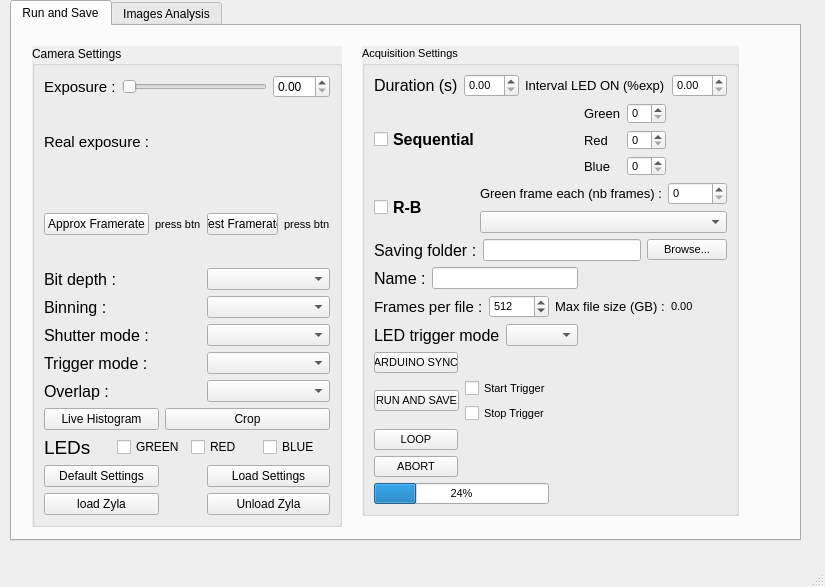
Above: isoi_window_V2.ui from JohnstonLab/OMMI before the change. Below: the same form after it.
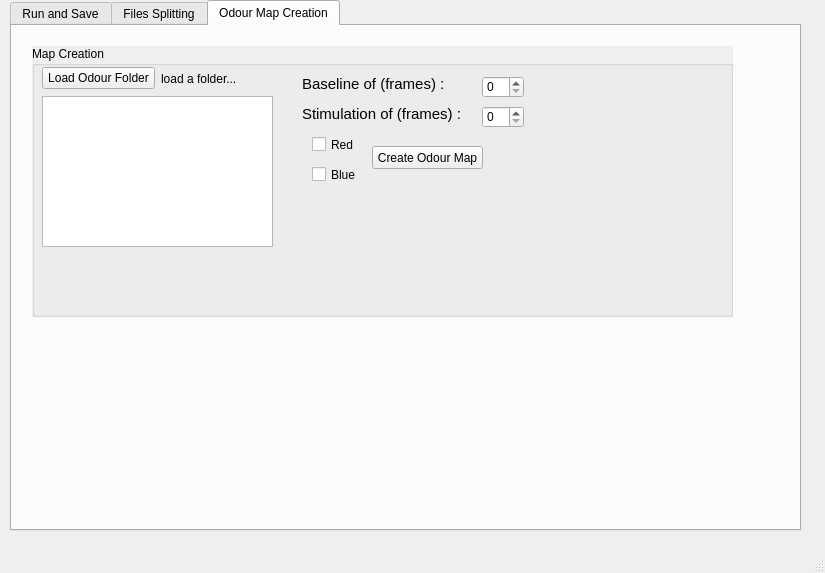
That is the form after the change. The open tabs and pages were chosen to show the change.

Commit message: OdourMap class added

Patch:
```diff
--- a/isoi_window_V2.ui
+++ b/isoi_window_V2.ui
@@ -7,7 +7,7 @@
     <x>0</x>
     <y>0</y>
     <width>825</width>
-    <height>587</height>
+    <height>573</height>
    </rect>
   </property>
   <property name="windowTitle">
@@ -20,7 +20,7 @@
       <x>10</x>
       <y>0</y>
       <width>791</width>
-      <height>541</height>
+      <height>531</height>
      </rect>
     </property>
     <property name="currentIndex">
@@ -673,7 +673,7 @@
     </widget>
     <widget class="QWidget" name="tab_2">
      <attribute name="title">
-      <string>Images Analysis</string>
+      <string>Files Splitting</string>
      </attribute>
      <widget class="QGroupBox" name="groupBox_3">
       <property name="geometry">
@@ -855,6 +855,158 @@
       </widget>
      </widget>
     </widget>
+    <widget class="QWidget" name="tab_3">
+     <attribute name="title">
+      <string>Odour Map Creation</string>
+     </attribute>
+     <widget class="QGroupBox" name="groupBox_5">
+      <property name="geometry">
+       <rect>
+        <x>20</x>
+        <y>20</y>
+        <width>701</width>
+        <height>271</height>
+       </rect>
+      </property>
+      <property name="autoFillBackground">
+       <bool>true</bool>
+      </property>
+      <property name="title">
+       <string>Map Creation</string>
+      </property>
+      <widget class="QListWidget" name="splittedChannelsList">
+       <property name="geometry">
+        <rect>
+         <x>10</x>
+         <y>50</y>
+         <width>231</width>
+         <height>151</height>
+        </rect>
+       </property>
+      </widget>
+      <widget class="QLabel" name="label">
+       <property name="geometry">
+        <rect>
+         <x>270</x>
+         <y>30</y>
+         <width>151</width>
+         <height>16</height>
+        </rect>
+       </property>
+       <property name="font">
+        <font>
+         <pointsize>11</pointsize>
+        </font>
+       </property>
+       <property name="text">
+        <string>Baseline of (frames) :</string>
+       </property>
+      </widget>
+      <widget class="QSpinBox" name="baselineLength">
+       <property name="geometry">
+        <rect>
+         <x>450</x>
+         <y>30</y>
+         <width>42</width>
+         <height>22</height>
+        </rect>
+       </property>
+      </widget>
+      <widget class="QLabel" name="label_5">
+       <property name="geometry">
+        <rect>
+         <x>270</x>
+         <y>60</y>
+         <width>171</width>
+         <height>16</height>
+        </rect>
+       </property>
+       <property name="font">
+        <font>
+         <pointsize>11</pointsize>
+        </font>
+       </property>
+       <property name="text">
+        <string>Stimulation of (frames) :</string>
+       </property>
+      </widget>
+      <widget class="QSpinBox" name="stimLength">
+       <property name="geometry">
+        <rect>
+         <x>450</x>
+         <y>60</y>
+         <width>42</width>
+         <height>22</height>
+        </rect>
+       </property>
+      </widget>
+      <widget class="QCheckBox" name="redProcess">
+       <property name="geometry">
+        <rect>
+         <x>280</x>
+         <y>90</y>
+         <width>70</width>
+         <height>17</height>
+        </rect>
+       </property>
+       <property name="text">
+        <string>Red</string>
+       </property>
+      </widget>
+      <widget class="QCheckBox" name="blueProcess">
+       <property name="geometry">
+        <rect>
+         <x>280</x>
+         <y>120</y>
+         <width>70</width>
+         <height>17</height>
+        </rect>
+       </property>
+       <property name="text">
+        <string>Blue</string>
+       </property>
+      </widget>
+      <widget class="QPushButton" name="mapBtn">
+       <property name="geometry">
+        <rect>
+         <x>340</x>
+         <y>100</y>
+         <width>111</width>
+         <height>23</height>
+        </rect>
+       </property>
+       <property name="text">
+        <string>Create Odour Map</string>
+       </property>
+      </widget>
+      <widget class="QWidget" name="">
+       <property name="geometry">
+        <rect>
+         <x>10</x>
+         <y>20</y>
+         <width>231</width>
+         <height>25</height>
+        </rect>
+       </property>
+       <layout class="QHBoxLayout" name="horizontalLayout_13">
+        <item>
+         <widget class="QPushButton" name="loadOdourFolderBtn">
+          <property name="text">
+           <string>Load Odour Folder</string>
+          </property>
+         </widget>
+        </item>
+        <item>
+         <widget class="QLabel" name="odourFolder">
+          <property name="text">
+           <string>load a folder...</string>
+          </property>
+         </widget>
+        </item>
+       </layout>
+      </widget>
+     </widget>
+    </widget>
    </widget>
   </widget>
   <widget class="QMenuBar" name="menubar">
```
Left out of the diff: 3 changed lines with no effect on the pictures. The commit also changes 5 other files.
